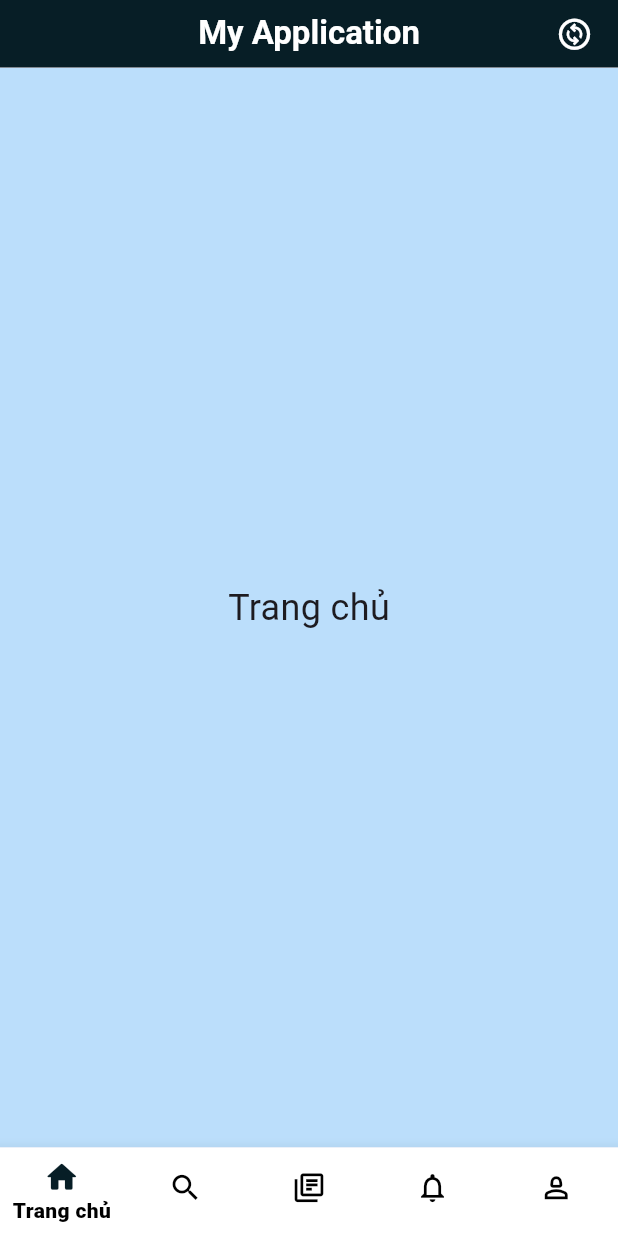
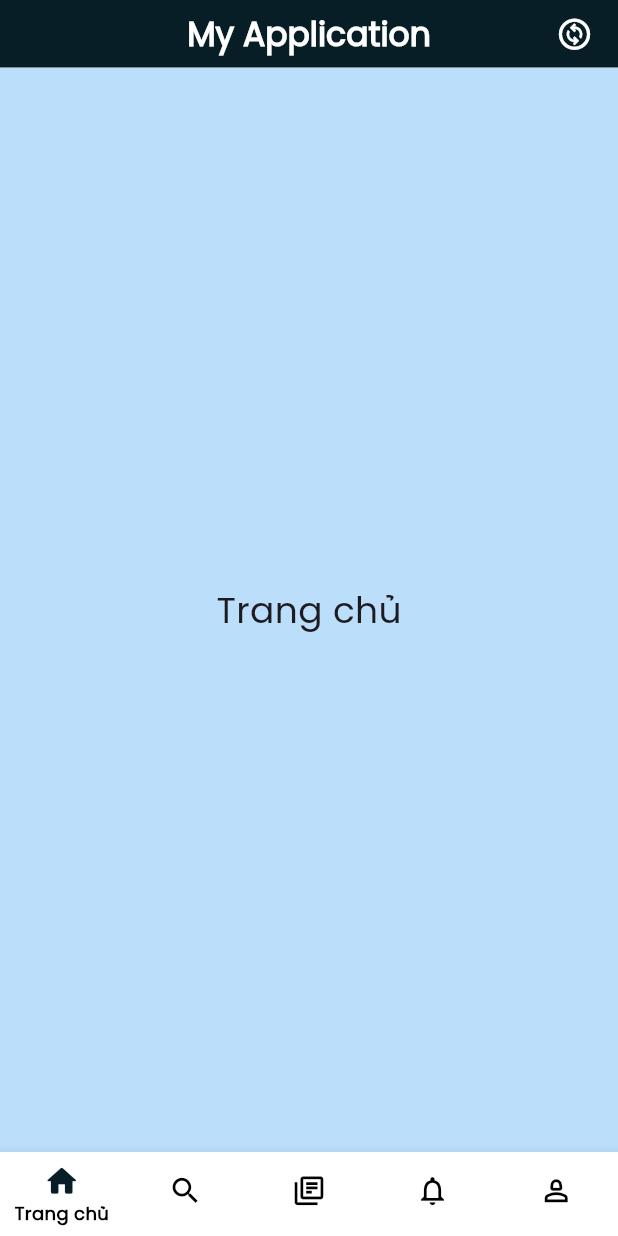
Before and after one commit to anhnbt05/it-search-job-flutter-app, a Flutter app: the screen it shows after launch, on a phone screen of 412 x 824 dp. Run offline on Flutter 3.47's test engine with Material 3 defaults, Android fonts, the light colour scheme and no system bars.

Commit message:
chore: set default font to Poppins

```diff
--- a/ui/lib/main.dart
+++ b/ui/lib/main.dart
@@ -57,12 +57,14 @@
     return MaterialApp(
       debugShowCheckedModeBanner: false,
       theme: ThemeData(
+        fontFamily: 'Poppins',
         bottomNavigationBarTheme: BottomNavigationBarThemeData(
           selectedIconTheme: IconThemeData(size: 25, color: color),
           unselectedIconTheme: IconThemeData(size: 23, color: Colors.black),
           showSelectedLabels: true,
           showUnselectedLabels: false,
           selectedLabelStyle: TextStyle(
+            fontSize: 12,
             fontWeight: FontWeight.w900,
             color: Colors.white,
           ),
```
Also changed, not shown: ui/pubspec.yaml (+4 -4 lines), ui/assets/fonts/Poppins-Regular.ttf (added).
